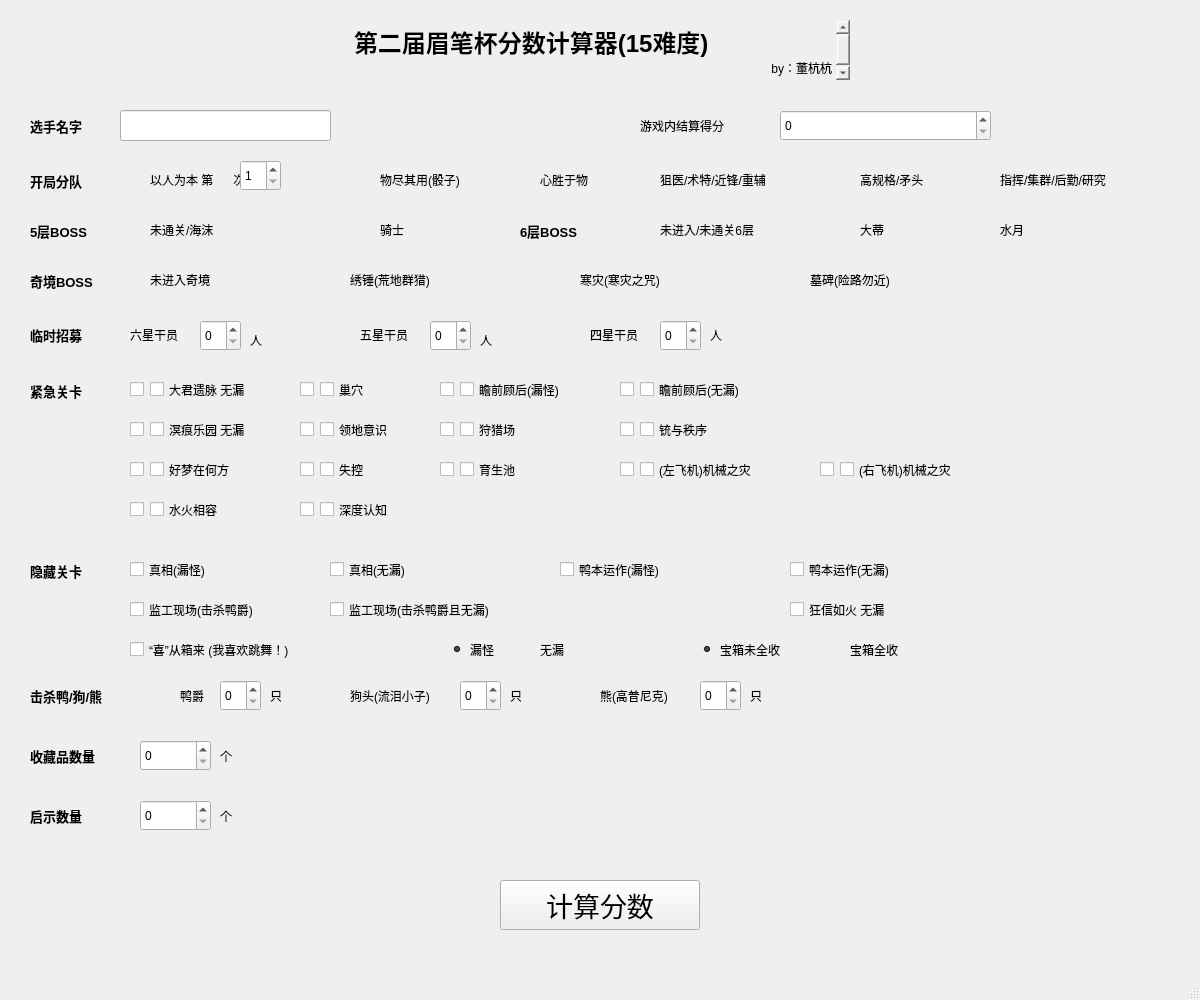
Old version of the form code/login.ui in the repository SYadda/Arknights_Roguelike_Mizuki_Calculator.
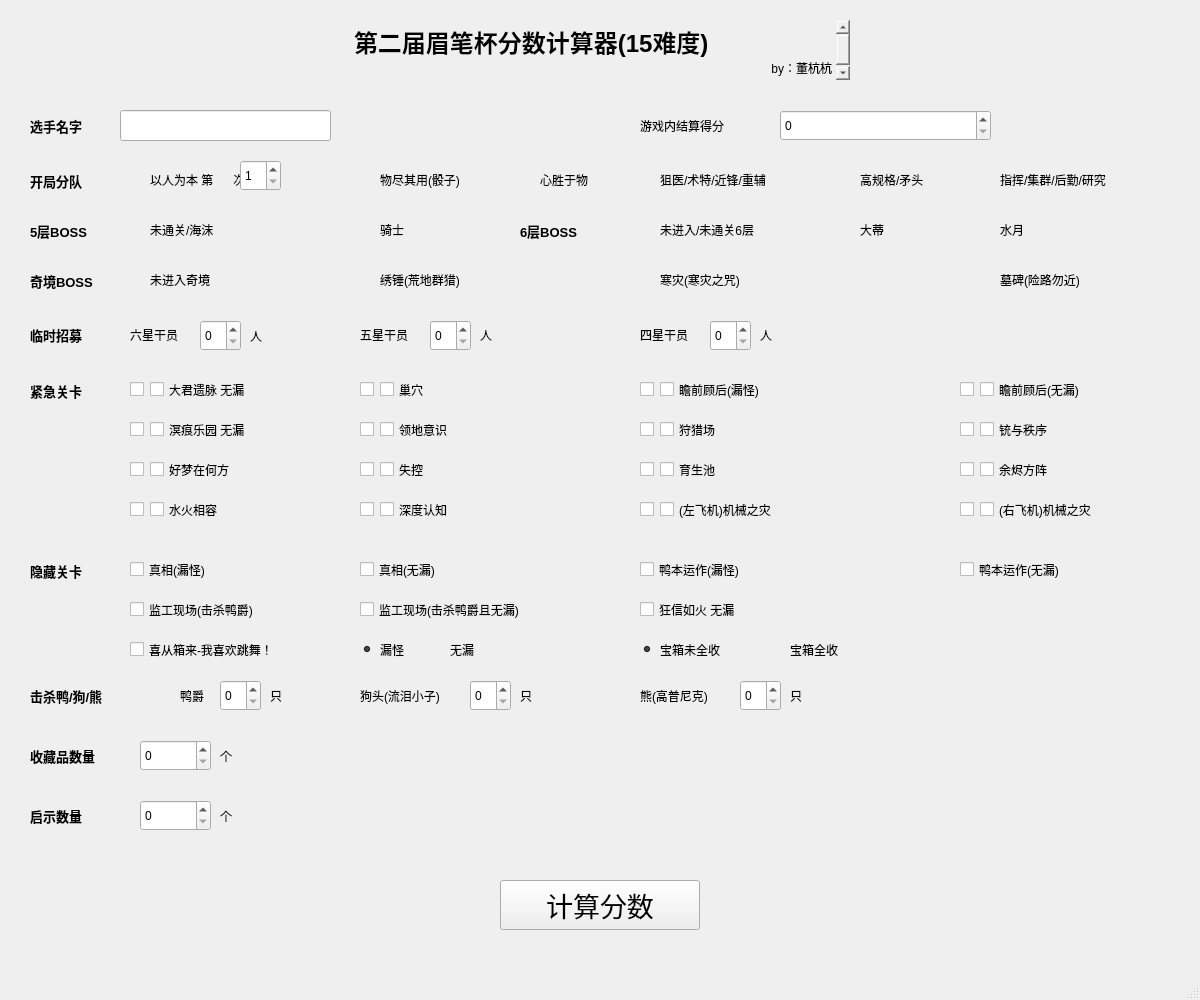
New version of the form.

Commit message: 1.2版 添加余烬方阵

```diff
--- a/code/login.ui
+++ b/code/login.ui
@@ -352,9 +352,9 @@
     <property name="geometry">
      <rect>
       <x>250</x>
-      <y>329</y>
+      <y>320</y>
       <width>21</width>
-      <height>21</height>
+      <height>31</height>
      </rect>
     </property>
     <property name="text">
@@ -365,9 +365,9 @@
     <property name="geometry">
      <rect>
       <x>480</x>
-      <y>329</y>
+      <y>319</y>
       <width>21</width>
-      <height>21</height>
+      <height>31</height>
      </rect>
     </property>
     <property name="text">
@@ -390,7 +390,7 @@
    <widget class="QLabel" name="label_10">
     <property name="geometry">
      <rect>
-      <x>590</x>
+      <x>640</x>
       <y>319</y>
       <width>71</width>
       <height>31</height>
@@ -403,7 +403,7 @@
    <widget class="QLabel" name="label_11">
     <property name="geometry">
      <rect>
-      <x>710</x>
+      <x>760</x>
       <y>319</y>
       <width>21</width>
       <height>31</height>
@@ -468,7 +468,7 @@
    <widget class="QCheckBox" name="cb_4">
     <property name="geometry">
      <rect>
-      <x>320</x>
+      <x>380</x>
       <y>380</y>
       <width>61</width>
       <height>19</height>
@@ -484,7 +484,7 @@
    <widget class="QCheckBox" name="cb_3">
     <property name="geometry">
      <rect>
-      <x>300</x>
+      <x>360</x>
       <y>380</y>
       <width>21</width>
       <height>19</height>
@@ -500,7 +500,7 @@
    <widget class="QCheckBox" name="cb_5">
     <property name="geometry">
      <rect>
-      <x>440</x>
+      <x>640</x>
       <y>380</y>
       <width>21</width>
       <height>19</height>
@@ -516,7 +516,7 @@
    <widget class="QCheckBox" name="cb_6">
     <property name="geometry">
      <rect>
-      <x>460</x>
+      <x>660</x>
       <y>380</y>
       <width>161</width>
       <height>19</height>
@@ -532,7 +532,7 @@
    <widget class="QCheckBox" name="cb_7">
     <property name="geometry">
      <rect>
-      <x>620</x>
+      <x>960</x>
       <y>380</y>
       <width>21</width>
       <height>19</height>
@@ -548,7 +548,7 @@
    <widget class="QCheckBox" name="cb_8">
     <property name="geometry">
      <rect>
-      <x>640</x>
+      <x>980</x>
       <y>380</y>
       <width>161</width>
       <height>19</height>
@@ -596,7 +596,7 @@
    <widget class="QCheckBox" name="cb_11">
     <property name="geometry">
      <rect>
-      <x>300</x>
+      <x>360</x>
       <y>420</y>
       <width>21</width>
       <height>19</height>
@@ -612,7 +612,7 @@
    <widget class="QCheckBox" name="cb_12">
     <property name="geometry">
      <rect>
-      <x>320</x>
+      <x>380</x>
       <y>420</y>
       <width>91</width>
       <height>19</height>
@@ -628,7 +628,7 @@
    <widget class="QCheckBox" name="cb_14">
     <property name="geometry">
      <rect>
-      <x>460</x>
+      <x>660</x>
       <y>420</y>
       <width>91</width>
       <height>19</height>
@@ -644,7 +644,7 @@
    <widget class="QCheckBox" name="cb_13">
     <property name="geometry">
      <rect>
-      <x>440</x>
+      <x>640</x>
       <y>420</y>
       <width>21</width>
       <height>19</height>
@@ -660,7 +660,7 @@
    <widget class="QCheckBox" name="cb_15">
     <property name="geometry">
      <rect>
-      <x>620</x>
+      <x>960</x>
       <y>420</y>
       <width>21</width>
       <height>19</height>
@@ -676,7 +676,7 @@
    <widget class="QCheckBox" name="cb_16">
     <property name="geometry">
      <rect>
-      <x>640</x>
+      <x>980</x>
       <y>420</y>
       <width>91</width>
       <height>19</height>
@@ -724,7 +724,7 @@
    <widget class="QCheckBox" name="cb_20">
     <property name="geometry">
      <rect>
-      <x>320</x>
+      <x>380</x>
       <y>460</y>
       <width>71</width>
       <height>19</height>
@@ -740,7 +740,7 @@
    <widget class="QCheckBox" name="cb_19">
     <property name="geometry">
      <rect>
-      <x>300</x>
+      <x>360</x>
       <y>460</y>
       <width>21</width>
       <height>19</height>
@@ -756,7 +756,7 @@
    <widget class="QCheckBox" name="cb_21">
     <property name="geometry">
      <rect>
-      <x>440</x>
+      <x>640</x>
       <y>460</y>
       <width>21</width>
       <height>19</height>
@@ -772,7 +772,7 @@
    <widget class="QCheckBox" name="cb_22">
     <property name="geometry">
      <rect>
-      <x>460</x>
+      <x>660</x>
       <y>460</y>
       <width>71</width>
       <height>19</height>
@@ -788,8 +788,8 @@
    <widget class="QCheckBox" name="cb_23">
     <property name="geometry">
      <rect>
-      <x>620</x>
-      <y>460</y>
+      <x>640</x>
+      <y>500</y>
       <width>21</width>
       <height>19</height>
      </rect>
@@ -804,8 +804,8 @@
    <widget class="QCheckBox" name="cb_24">
     <property name="geometry">
      <rect>
-      <x>640</x>
-      <y>460</y>
+      <x>660</x>
+      <y>500</y>
       <width>151</width>
       <height>19</height>
      </rect>
@@ -820,8 +820,8 @@
    <widget class="QCheckBox" name="cb_25">
     <property name="geometry">
      <rect>
-      <x>820</x>
-      <y>460</y>
+      <x>960</x>
+      <y>500</y>
       <width>21</width>
       <height>19</height>
      </rect>
@@ -836,8 +836,8 @@
    <widget class="QCheckBox" name="cb_26">
     <property name="geometry">
      <rect>
-      <x>840</x>
-      <y>460</y>
+      <x>980</x>
+      <y>500</y>
       <width>151</width>
       <height>19</height>
      </rect>
@@ -884,7 +884,7 @@
    <widget class="QCheckBox" name="cb_29">
     <property name="geometry">
      <rect>
-      <x>300</x>
+      <x>360</x>
       <y>500</y>
       <width>21</width>
       <height>19</height>
@@ -900,7 +900,7 @@
    <widget class="QCheckBox" name="cb_30">
     <property name="geometry">
      <rect>
-      <x>320</x>
+      <x>380</x>
       <y>500</y>
       <width>101</width>
       <height>19</height>
@@ -952,7 +952,7 @@
    <widget class="QCheckBox" name="cb_32">
     <property name="geometry">
      <rect>
-      <x>330</x>
+      <x>360</x>
       <y>560</y>
       <width>101</width>
       <height>19</height>
@@ -968,7 +968,7 @@
    <widget class="QCheckBox" name="cb_37">
     <property name="geometry">
      <rect>
-      <x>790</x>
+      <x>640</x>
       <y>600</y>
       <width>131</width>
       <height>19</height>
@@ -984,7 +984,7 @@
    <widget class="QCheckBox" name="cb_33">
     <property name="geometry">
      <rect>
-      <x>560</x>
+      <x>640</x>
       <y>560</y>
       <width>141</width>
       <height>19</height>
@@ -1000,7 +1000,7 @@
    <widget class="QCheckBox" name="cb_34">
     <property name="geometry">
      <rect>
-      <x>790</x>
+      <x>960</x>
       <y>560</y>
       <width>141</width>
       <height>19</height>
@@ -1032,7 +1032,7 @@
    <widget class="QCheckBox" name="cb_36">
     <property name="geometry">
      <rect>
-      <x>330</x>
+      <x>360</x>
       <y>600</y>
       <width>211</width>
       <height>19</height>
@@ -1055,7 +1055,7 @@
      </rect>
     </property>
     <property name="text">
-     <string>“喜”从箱来 (我喜欢跳舞！)</string>
+     <string>喜从箱来-我喜欢跳舞！</string>
     </property>
     <property name="checked">
      <bool>false</bool>
@@ -1064,7 +1064,7 @@
    <widget class="QGroupBox" name="groupBox_3">
     <property name="geometry">
      <rect>
-      <x>440</x>
+      <x>350</x>
       <y>640</y>
       <width>151</width>
       <height>21</height>
@@ -1109,7 +1109,7 @@
    <widget class="QGroupBox" name="groupBox_4">
     <property name="geometry">
      <rect>
-      <x>690</x>
+      <x>630</x>
       <y>640</y>
       <width>241</width>
       <height>21</height>
@@ -1220,7 +1220,7 @@
    <widget class="QLabel" name="label_18">
     <property name="geometry">
      <rect>
-      <x>510</x>
+      <x>520</x>
       <y>680</y>
       <width>21</width>
       <height>31</height>
@@ -1233,7 +1233,7 @@
    <widget class="QLabel" name="label_19">
     <property name="geometry">
      <rect>
-      <x>350</x>
+      <x>360</x>
       <y>680</y>
       <width>111</width>
       <height>31</height>
@@ -1246,7 +1246,7 @@
    <widget class="QLabel" name="label_20">
     <property name="geometry">
      <rect>
-      <x>600</x>
+      <x>640</x>
       <y>680</y>
       <width>111</width>
       <height>31</height>
@@ -1259,7 +1259,7 @@
    <widget class="QLabel" name="label_21">
     <property name="geometry">
      <rect>
-      <x>750</x>
+      <x>790</x>
       <y>680</y>
       <width>21</width>
       <height>31</height>
@@ -1358,7 +1358,7 @@
    <widget class="QSpinBox" name="sb_5">
     <property name="geometry">
      <rect>
-      <x>660</x>
+      <x>710</x>
       <y>320</y>
       <width>41</width>
       <height>31</height>
@@ -1378,7 +1378,7 @@
    <widget class="QSpinBox" name="sb_7">
     <property name="geometry">
      <rect>
-      <x>460</x>
+      <x>470</x>
       <y>680</y>
       <width>41</width>
       <height>31</height>
@@ -1388,7 +1388,7 @@
    <widget class="QSpinBox" name="sb_8">
     <property name="geometry">
      <rect>
-      <x>700</x>
+      <x>740</x>
       <y>680</y>
       <width>41</width>
       <height>31</height>
@@ -1475,7 +1475,7 @@
     <widget class="QRadioButton" name="rb_17">
      <property name="geometry">
       <rect>
-       <x>210</x>
+       <x>240</x>
        <y>10</y>
        <width>131</width>
        <height>19</height>
@@ -1488,7 +1488,7 @@
     <widget class="QRadioButton" name="rb_18">
      <property name="geometry">
       <rect>
-       <x>440</x>
+       <x>520</x>
        <y>10</y>
        <width>131</width>
        <height>19</height>
@@ -1501,7 +1501,7 @@
     <widget class="QRadioButton" name="rb_19">
      <property name="geometry">
       <rect>
-       <x>670</x>
+       <x>860</x>
        <y>10</y>
        <width>131</width>
        <height>19</height>
@@ -1587,6 +1587,38 @@
      <string>6层BOSS</string>
     </property>
    </widget>
+   <widget class="QCheckBox" name="cb_39">
+    <property name="geometry">
+     <rect>
+      <x>960</x>
+      <y>460</y>
+      <width>21</width>
+      <height>19</height>
+     </rect>
+    </property>
+    <property name="text">
+     <string/>
+    </property>
+    <property name="checked">
+     <bool>false</bool>
+    </property>
+   </widget>
+   <widget class="QCheckBox" name="cb_40">
+    <property name="geometry">
+     <rect>
+      <x>980</x>
+      <y>460</y>
+      <width>101</width>
+      <height>19</height>
+     </rect>
+    </property>
+    <property name="text">
+     <string>余烬方阵</string>
+    </property>
+    <property name="checked">
+     <bool>false</bool>
+    </property>
+   </widget>
   </widget>
   <widget class="QStatusBar" name="statusbar"/>
   <widget class="QMenuBar" name="menubar">
```
The commit also changes 5 other files.
